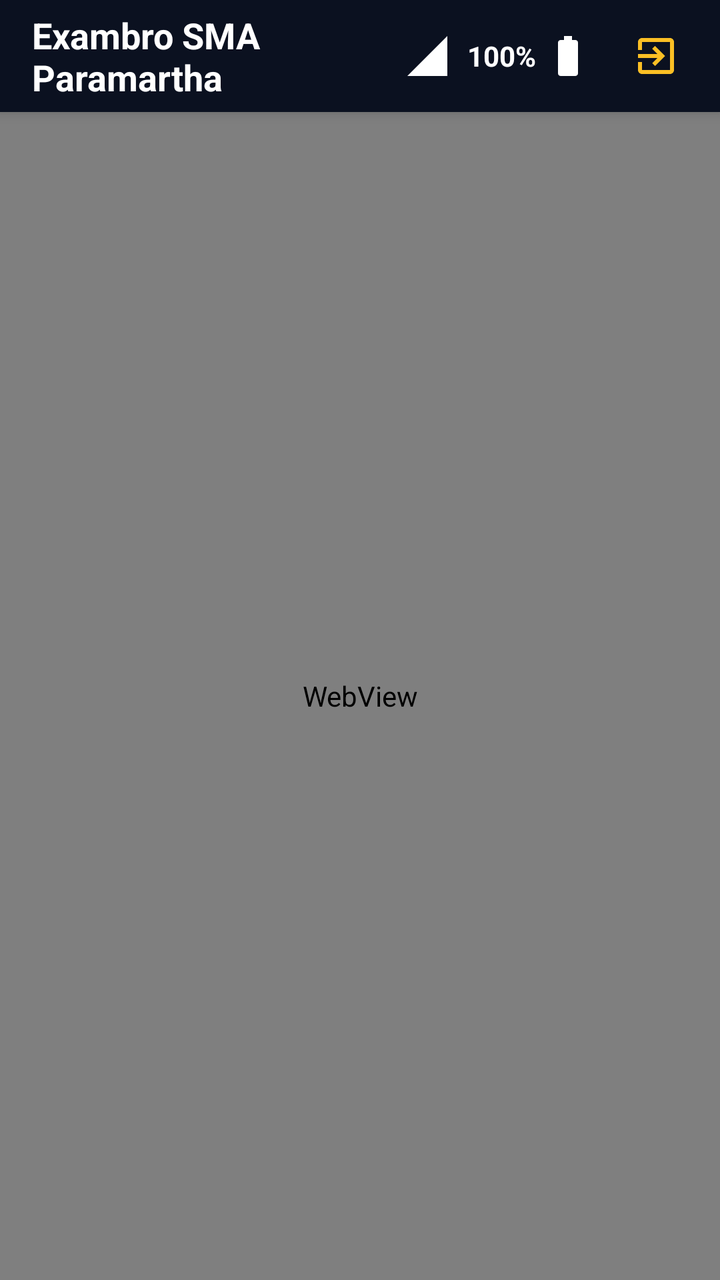
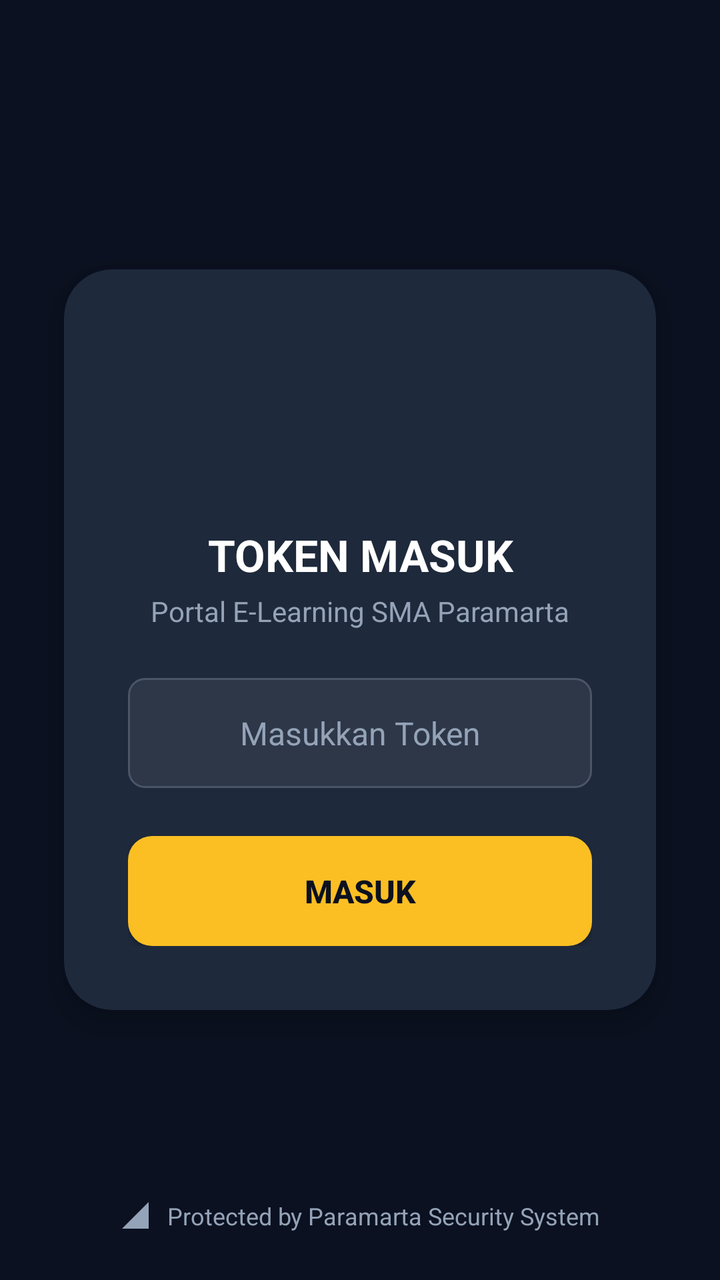

Screens rendered from an Android XML layout before and after an edit, with the pre-edit source and the edit as a unified diff.
<!-- AndroidManifest.xml: application theme Theme.ExambroParamartha -->
<!-- res/layout/activity_main.xml -->
<?xml version="1.0" encoding="utf-8"?>
<androidx.constraintlayout.widget.ConstraintLayout xmlns:android="http://schemas.android.com/apk/res/android"
    xmlns:app="http://schemas.android.com/apk/res-auto"
    xmlns:tools="http://schemas.android.com/tools"
    android:layout_width="match_parent"
    android:layout_height="match_parent"
    android:background="?attr/colorPrimaryVariant"
    tools:context=".MainActivity">

    <LinearLayout
        android:id="@+id/customHeader"
        android:layout_width="match_parent"
        android:layout_height="56dp"
        android:background="?attr/colorPrimaryVariant"
        android:elevation="4dp"
        android:gravity="center_vertical"
        android:orientation="horizontal"
        android:paddingHorizontal="16dp"
        app:layout_constraintTop_toTopOf="parent">

        <TextView
            android:layout_width="0dp"
            android:layout_height="wrap_content"
            android:layout_weight="1"
            android:text="@string/app_name"
            android:textColor="?attr/colorOnPrimary"
            android:textSize="18sp"
            android:textStyle="bold" />

        <ImageView
            android:id="@+id/ivSignal"
            android:layout_width="24dp"
            android:layout_height="24dp"
            android:layout_marginEnd="8dp"
            android:src="@drawable/ic_signal"
            app:tint="?attr/colorOnPrimary" />

        <TextView
            android:id="@+id/tvBattery"
            android:layout_width="wrap_content"
            android:layout_height="wrap_content"
            android:layout_marginEnd="4dp"
            android:text="100%"
            android:textColor="?attr/colorOnPrimary"
            android:textSize="14sp"
            android:textStyle="bold" />

        <ImageView
            android:id="@+id/ivBattery"
            android:layout_width="24dp"
            android:layout_height="24dp"
            android:layout_marginEnd="16dp"
            android:src="@drawable/ic_battery"
            app:tint="?attr/colorOnPrimary" />

        <ImageButton
            android:id="@+id/btnExit"
            android:layout_width="32dp"
            android:layout_height="32dp"
            android:background="?attr/selectableItemBackgroundBorderless"
            android:src="@drawable/ic_exit"
            app:tint="?attr/colorAccent" />

    </LinearLayout>

    <WebView
        android:id="@+id/webView"
        android:layout_width="match_parent"
        android:layout_height="0dp"
        app:layout_constraintBottom_toBottomOf="parent"
        app:layout_constraintTop_toBottomOf="@id/customHeader" />

</androidx.constraintlayout.widget.ConstraintLayout>
<!-- resources referenced by this layout -->
<resources>
  <!-- drawable ic_battery (drawable) -->
  <vector xmlns:android="http://schemas.android.com/apk/res/android"
      android:width="24dp"
      android:height="24dp"
      android:viewportWidth="24"
      android:viewportHeight="24"
      android:tint="#FFFFFF">
      <path
          android:fillColor="@android:color/white"
          android:pathData="M15.67,4H14V2h-4v2H8.33C7.6,4 7,4.6 7,5.33v15.33C7,21.4 7.6,22 8.33,22h7.33c0.74,0 1.34,-0.6 1.34,-1.33V5.33C17,4.6 16.4,4 15.67,4z"/>
  </vector>
  <!-- drawable ic_exit (drawable) -->
  <vector xmlns:android="http://schemas.android.com/apk/res/android"
      android:width="24dp"
      android:height="24dp"
      android:viewportWidth="24"
      android:viewportHeight="24"
      android:tint="#FFFFFF">
      <path
          android:fillColor="@android:color/white"
          android:pathData="M10.09,15.59L11.5,17l5,-5 -5,-5 -1.41,1.41L12.67,11H3v2h9.67l-2.58,2.59zM19,3H5c-1.11,0 -2,0.9 -2,2v4h2V5h14v14H5v-4H3v4c0,1.1 0.89,2 2,2h14c1.1,0 2,-0.9 2,-2V5c0,-1.1 -0.9,-2 -2,-2z"/>
  </vector>
  <!-- drawable ic_signal (drawable) -->
  <vector xmlns:android="http://schemas.android.com/apk/res/android"
      android:width="24dp"
      android:height="24dp"
      android:viewportWidth="24"
      android:viewportHeight="24"
      android:tint="#FFFFFF">
      <path
          android:fillColor="@android:color/white"
          android:pathData="M2,22h20V2L2,22z"/>
  </vector>
  <string name="app_name">Exambro SMA Paramartha</string>
  <style name="Theme.ExambroParamartha" parent="Theme.MaterialComponents.DayNight.NoActionBar">
          <item name="colorPrimary">@color/primaryColor</item>
          <item name="colorPrimaryVariant">@color/primaryDarkColor</item>
          <item name="colorOnPrimary">@color/textColorPrimary</item>
          <item name="colorSecondary">@color/colorAccent</item>
          <item name="colorSecondaryVariant">@color/colorAccent</item>
          <item name="colorOnSecondary">@color/primaryDarkColor</item>
          <item name="android:windowBackground">@color/windowBackground</item>
          <item name="android:textColorPrimary">@color/textColorPrimary</item>
          <item name="android:textColorSecondary">@color/textColorSecondary</item>
      </style>
  <color name="primaryColor">#0F172A</color>
  <color name="primaryDarkColor">#0B1120</color>
  <color name="textColorPrimary">#FFFFFF</color>
  <color name="colorAccent">#FBBF24</color>
  <color name="windowBackground">#0F172A</color>
  <color name="textColorSecondary">#94A3B8</color>
</resources>

<!-- the commit's change to res/layout/activity_main.xml (unified diff, before → after) -->
@@ -1,30 +1,34 @@
 <?xml version="1.0" encoding="utf-8"?>
-<androidx.constraintlayout.widget.ConstraintLayout xmlns:android="http://schemas.android.com/apk/res/android"
+<RelativeLayout xmlns:android="http://schemas.android.com/apk/res/android"
     xmlns:app="http://schemas.android.com/apk/res-auto"
-    xmlns:tools="http://schemas.android.com/tools"
+    android:id="@+id/mainLayout"
     android:layout_width="match_parent"
     android:layout_height="match_parent"
-    android:background="?attr/colorPrimaryVariant"
-    tools:context=".MainActivity">
+    android:background="@color/bg_dark">
 
+    <WebView
+        android:id="@+id/webView"
+        android:layout_width="match_parent"
+        android:layout_height="match_parent" />
+
+    
     <LinearLayout
         android:id="@+id/customHeader"
         android:layout_width="match_parent"
         android:layout_height="56dp"
-        android:background="?attr/colorPrimaryVariant"
-        android:elevation="4dp"
+        android:background="#D90B1120"
+        android:orientation="horizontal"
         android:gravity="center_vertical"
-        android:orientation="horizontal"
         android:paddingHorizontal="16dp"
-        app:layout_constraintTop_toTopOf="parent">
+        android:layout_alignParentTop="true">
 
         <TextView
             android:layout_width="0dp"
             android:layout_height="wrap_content"
             android:layout_weight="1"
             android:text="@string/app_name"
-            android:textColor="?attr/colorOnPrimary"
-            android:textSize="18sp"
+            android:textColor="@color/text_white"
+            android:textSize="16sp"
             android:textStyle="bold" />
 
         <ImageView
@@ -33,7 +37,7 @@
             android:layout_height="24dp"
             android:layout_marginEnd="8dp"
             android:src="@drawable/ic_signal"
-            app:tint="?attr/colorOnPrimary" />
+            app:tint="@color/text_white" />
 
         <TextView
             android:id="@+id/tvBattery"
@@ -41,7 +45,7 @@
             android:layout_height="wrap_content"
             android:layout_marginEnd="4dp"
             android:text="100%"
-            android:textColor="?attr/colorOnPrimary"
+            android:textColor="@color/text_white"
             android:textSize="14sp"
             android:textStyle="bold" />
 
@@ -51,23 +55,132 @@
             android:layout_height="24dp"
             android:layout_marginEnd="16dp"
             android:src="@drawable/ic_battery"
-            app:tint="?attr/colorOnPrimary" />
+            app:tint="@color/text_white" />
 
         <ImageButton
             android:id="@+id/btnExit"
             android:layout_width="32dp"
             android:layout_height="32dp"
-            android:background="?attr/selectableItemBackgroundBorderless"
+            android:background="?android:attr/selectableItemBackgroundBorderless"
             android:src="@drawable/ic_exit"
-            app:tint="?attr/colorAccent" />
-
+            app:tint="@color/color_gold" />
     </LinearLayout>
 
-    <WebView
-        android:id="@+id/webView"
+    
+    <RelativeLayout
+        android:id="@+id/tokenOverlay"
         android:layout_width="match_parent"
-        android:layout_height="0dp"
-        app:layout_constraintBottom_toBottomOf="parent"
-        app:layout_constraintTop_toBottomOf="@id/customHeader" />
+        android:layout_height="match_parent"
+        android:background="@color/bg_dark"
+        android:clickable="true"
+        android:focusable="true"
+        android:elevation="10dp">
 
-</androidx.constraintlayout.widget.ConstraintLayout>
+        <androidx.cardview.widget.CardView
+            android:id="@+id/cardToken"
+            android:layout_width="match_parent"
+            android:layout_height="wrap_content"
+            android:layout_centerInParent="true"
+            android:layout_marginHorizontal="32dp"
+            app:cardBackgroundColor="@color/bg_card"
+            app:cardCornerRadius="24dp"
+            app:cardElevation="8dp">
+
+            <LinearLayout
+                android:layout_width="match_parent"
+                android:layout_height="wrap_content"
+                android:orientation="vertical"
+                android:gravity="center_horizontal"
+                android:padding="32dp">
+
+                <ImageView
+                    android:id="@+id/ivLogoToken"
+                    android:layout_width="80dp"
+                    android:layout_height="80dp"
+                    android:layout_marginBottom="16dp"
+                    android:src="@drawable/logo"
+                    android:scaleType="fitCenter" />
+
+                <TextView
+                    android:id="@+id/tvOverlayTitle"
+                    android:layout_width="match_parent"
+                    android:layout_height="wrap_content"
+                    android:layout_marginBottom="4dp"
+                    android:gravity="center"
+                    android:text="TOKEN MASUK"
+                    android:textColor="@color/text_white"
+                    android:textSize="22sp"
+                    android:textStyle="bold" />
+                    
+                <TextView
+                    android:id="@+id/tvOverlaySubtitle"
+                    android:layout_width="match_parent"
+                    android:layout_height="wrap_content"
+                    android:layout_marginBottom="24dp"
+                    android:gravity="center"
+                    android:text="Portal E-Learning SMA Paramarta"
+                    android:textColor="@color/text_gray"
+                    android:textSize="14sp" />
+
+                <EditText
+                    android:id="@+id/etOverlayToken"
+                    android:layout_width="match_parent"
+                    android:layout_height="55dp"
+                    android:layout_marginBottom="24dp"
+                    android:background="@drawable/bg_edittext"
+                    android:gravity="center"
+                    android:hint="Masukkan Token"
+                    android:inputType="textPassword"
+                    android:paddingHorizontal="16dp"
+                    android:textColor="@color/text_white"
+                    android:textColorHint="@color/text_gray"
+                    android:textSize="16sp" />
+
+                <Button
+                    android:id="@+id/btnOverlaySubmit"
+                    android:layout_width="match_parent"
+                    android:layout_height="55dp"
+                    android:background="@drawable/bg_button"
+                    android:text="MASUK"
+                    android:textColor="@color/bg_dark"
+                    android:textSize="16sp"
+                    android:textStyle="bold"
+                    app:backgroundTint="@null" />
+                    
+                <Button
+                    android:id="@+id/btnOverlayCancel"
+                    android:layout_width="match_parent"
+                    android:layout_height="wrap_content"
+                    android:layout_marginTop="8dp"
+                    android:background="@android:color/transparent"
+                    android:text="Batal"
+                    android:textColor="@color/text_gray"
+                    android:visibility="gone" />
+
+            </LinearLayout>
+        </androidx.cardview.widget.CardView>
+
+        
+        <LinearLayout
+            android:layout_width="match_parent"
+            android:layout_height="wrap_content"
+            android:layout_alignParentBottom="true"
+            android:layout_marginBottom="24dp"
+            android:gravity="center"
+            android:orientation="horizontal">
+            <ImageView
+                android:layout_width="16dp"
+                android:layout_height="16dp"
+                android:src="@drawable/ic_signal" 
+                app:tint="@color/text_gray"
+                android:layout_marginEnd="8dp"/>
+            <TextView
+                android:id="@+id/tvSecurityText"
+                android:layout_width="wrap_content"
+                android:layout_height="wrap_content"
+                android:text="Protected by Paramarta Security System"
+                android:textColor="@color/text_gray"
+                android:textSize="12sp" />
+        </LinearLayout>
+    </RelativeLayout>
+</RelativeLayout>
<!-- resource entries referenced after the edit -->
@@ -1,5 +1,25 @@
 <!-- resources referenced by this layout -->
 <resources>
+  <color name="bg_card">#1E293B</color>
+  <color name="bg_dark">#0B1120</color>
+  <color name="color_gold">#FBBF24</color>
+  <color name="text_gray">#94A3B8</color>
+  <color name="text_white">#FFFFFF</color>
+  <!-- drawable bg_button (drawable) -->
+  <?xml version="1.0" encoding="utf-8"?>
+  <shape xmlns:android="http://schemas.android.com/apk/res/android">
+      <solid android:color="@color/color_gold" />
+      <corners android:radius="12dp" />
+  </shape>
+  <!-- drawable bg_edittext (drawable) -->
+  <?xml version="1.0" encoding="utf-8"?>
+  <shape xmlns:android="http://schemas.android.com/apk/res/android">
+      <solid android:color="#2D3748" />
+      <corners android:radius="8dp" />
+      <stroke
+          android:width="1dp"
+          android:color="#4A5568" />
+  </shape>
   <!-- drawable ic_battery (drawable) -->
   <vector xmlns:android="http://schemas.android.com/apk/res/android"
       android:width="24dp"
@@ -34,22 +54,11 @@
           android:pathData="M2,22h20V2L2,22z"/>
   </vector>
   <string name="app_name">Exambro SMA Paramartha</string>
-  <style name="Theme.ExambroParamartha" parent="Theme.MaterialComponents.DayNight.NoActionBar">
-          <item name="colorPrimary">@color/primaryColor</item>
-          <item name="colorPrimaryVariant">@color/primaryDarkColor</item>
-          <item name="colorOnPrimary">@color/textColorPrimary</item>
-          <item name="colorSecondary">@color/colorAccent</item>
-          <item name="colorSecondaryVariant">@color/colorAccent</item>
-          <item name="colorOnSecondary">@color/primaryDarkColor</item>
-          <item name="android:windowBackground">@color/windowBackground</item>
-          <item name="android:textColorPrimary">@color/textColorPrimary</item>
-          <item name="android:textColorSecondary">@color/textColorSecondary</item>
+  <style name="Theme.ExambroParamartha" parent="Theme.AppCompat.Light.NoActionBar">
+          <item name="colorPrimary">@color/bg_dark</item>
+          <item name="colorPrimaryDark">@color/bg_dark</item>
+          <item name="colorAccent">@color/color_gold</item>
+          <item name="android:windowBackground">@color/bg_dark</item>
       </style>
-  <color name="primaryColor">#0F172A</color>
-  <color name="primaryDarkColor">#0B1120</color>
-  <color name="textColorPrimary">#FFFFFF</color>
-  <color name="colorAccent">#FBBF24</color>
-  <color name="windowBackground">#0F172A</color>
-  <color name="textColorSecondary">#94A3B8</color>
 </resources>
 
